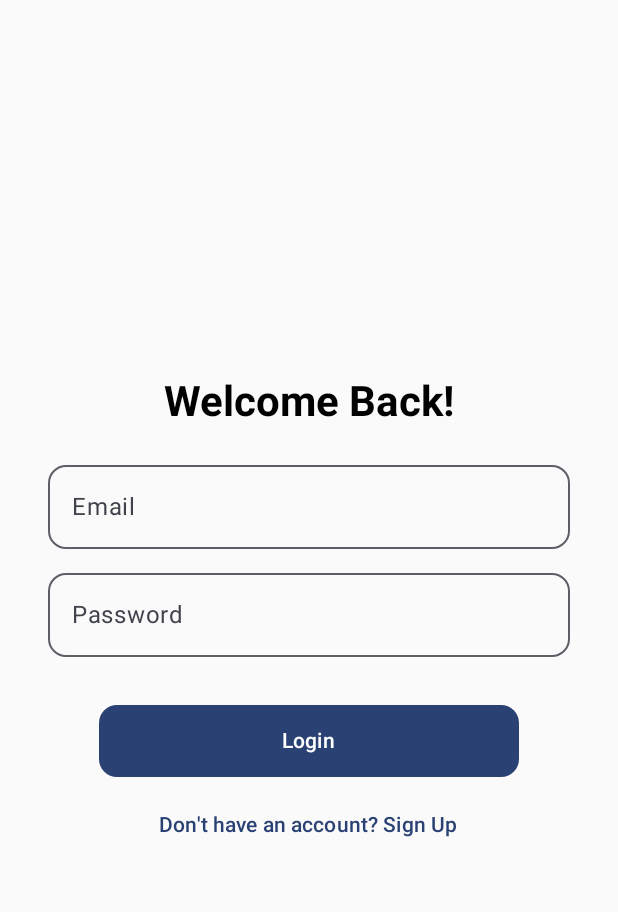
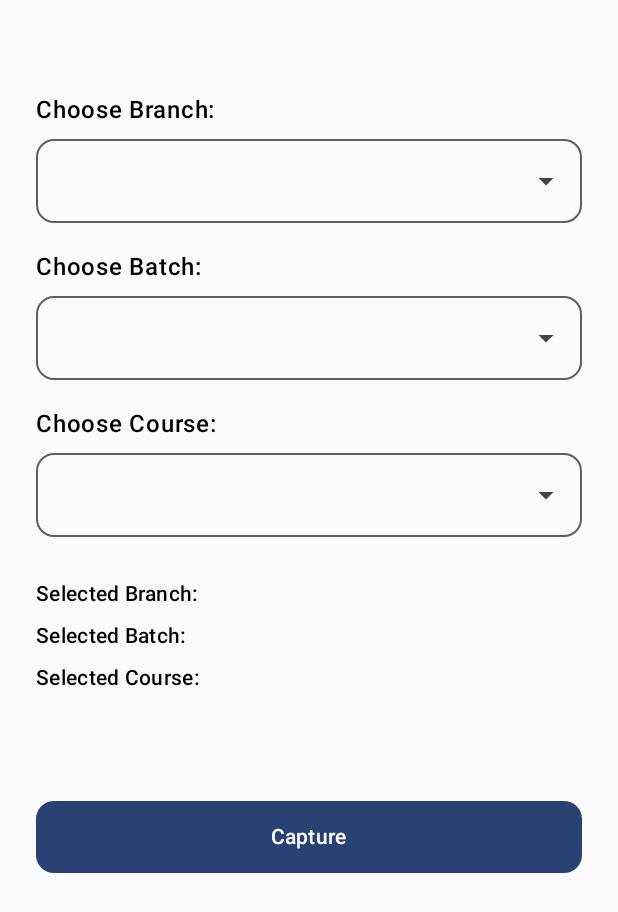
Before and after one commit to tripHarshit/AttendanceTracker, an Android app built with Jetpack Compose: the screen it shows after launch (MainActivity), on a phone screen of 412 x 824 dp. Shown: the top 912 px of the screen. Run offline under Robolectric (Android 15) with nearby library versions, the phone set to English and light mode, and no system bars.

Commit message:
Database for face recognisation added

```diff
--- a/app/src/main/AndroidManifest.xml
+++ b/app/src/main/AndroidManifest.xml
@@ -3,6 +3,8 @@
     xmlns:tools="http://schemas.android.com/tools">
 
     <application
+        android:appComponentFactory="androidx.core.app.CoreComponentFactory"
+        tools:replace="android:appComponentFactory"
         android:allowBackup="true"
         android:dataExtractionRules="@xml/data_extraction_rules"
         android:fullBackupContent="@xml/backup_rules"
@@ -19,7 +21,6 @@
             android:theme="@style/Theme.AttendanceTracker">
             <intent-filter>
                 <action android:name="android.intent.action.MAIN" />
-
                 <category android:name="android.intent.category.LAUNCHER" />
             </intent-filter>
         </activity>
--- a/app/src/main/java/com/example/attendancetracker/MainActivity.kt
+++ b/app/src/main/java/com/example/attendancetracker/MainActivity.kt
@@ -15,7 +15,7 @@ import androidx.compose.ui.tooling.preview.Preview
 import androidx.navigation.compose.rememberNavController
 import com.example.attendancetracker.ui.theme.AttendanceTrackerTheme
 import com.example.attendancetracker.ui.theme.navigation.AppNavigation
-import org.tensorflow.lite.Interpreter
+
 
 
 class MainActivity : ComponentActivity() {
--- /dev/null
+++ b/app/src/main/java/com/example/attendancetracker/data/DropDownOptions.kt
@@ -0,0 +1,33 @@
+package com.example.attendancetracker.data
+
+object DropDownOptions{
+    val branch = listOf(
+        "CSE-A",
+        "CSE-B",
+        "ECE",
+        "DSAI"
+    )
+
+    val batch = listOf(
+        "2025",
+        "2026",
+        "2027",
+        "2028"
+    )
+
+    val course = listOf(
+        "Probability",
+        "Data Structure and Algorithms",
+        "Software Engineering",
+        "Artificial Intelligence",
+        "Machine Learning",
+        "Computer Networks",
+        "Theory Of Computation",
+        "Digital Electronics",
+        "Database Management System",
+        "Operating System",
+        "Ethics",
+        "Programming in C",
+        "Professional Communication"
+    )
+}
--- a/app/src/main/java/com/example/attendancetracker/ui/theme/navigation/AppNavigation.kt
+++ b/app/src/main/java/com/example/attendancetracker/ui/theme/navigation/AppNavigation.kt
@@ -7,9 +7,12 @@ import androidx.compose.runtime.Composable
 import androidx.navigation.compose.NavHost
 import androidx.navigation.compose.composable
 import androidx.navigation.compose.rememberNavController
+import com.example.attendancetracker.data.DropDownOptions
 import com.example.attendancetracker.ui.theme.screens.FacultyScreens.FacultyHomeScreen
+import com.example.attendancetracker.ui.theme.screens.FacultyScreens.SelectionScreen
 import com.example.attendancetracker.ui.theme.screens.LoginScreen
 import com.example.attendancetracker.ui.theme.screens.SignUpScreen
+
 
 
 enum class CommonAppScreens(){
@@ -25,13 +28,14 @@ enum class StudentScreens( ){
 }
 enum class FacultyScreens(){
     HomeScreen,
+    SelectionScreen
 }
 
 @Composable
 fun AppNavigation() {
 
     val navController =  rememberNavController()
-    NavHost(navController = navController, startDestination =CommonAppScreens.BaseScreen.name ) {
+    NavHost(navController = navController, startDestination =FacultyScreens.SelectionScreen.name ) {
           composable(route =CommonAppScreens.BaseScreen.name){
               SplashScreen(navController = navController)
           }
@@ -49,7 +53,9 @@ fun AppNavigation() {
         }
         composable(route = CommonAppScreens.FaceDetectionScreen.name){
             FaceDetectionScreen(navController = navController)
-
+        }
+        composable(route = FacultyScreens.SelectionScreen.name){
+            SelectionScreen(navController,DropDownOptions.batch, DropDownOptions.branch, DropDownOptions.course)
         }
     }
 }
--- /dev/null
+++ b/app/src/main/java/com/example/attendancetracker/ui/theme/screens/FacultyScreens/ManageScreen.kt
@@ -0,0 +1 @@
+package com.example.attendancetracker.ui.theme.screens.FacultyScreens
--- /dev/null
+++ b/app/src/main/java/com/example/attendancetracker/ui/theme/screens/FacultyScreens/SelectionScreen.kt
@@ -0,0 +1,199 @@
+package com.example.attendancetracker.ui.theme.screens.FacultyScreens
+
+import android.view.RoundedCorner
+import androidx.compose.foundation.layout.*
+import androidx.compose.foundation.shape.RoundedCornerShape
+import androidx.compose.material3.*
+import androidx.compose.runtime.*
+import androidx.compose.ui.Alignment
+import androidx.compose.ui.Modifier
+import androidx.compose.ui.text.font.FontWeight
+import androidx.compose.ui.text.style.LineHeightStyle
+import androidx.compose.ui.tooling.preview.Preview
+import androidx.compose.ui.unit.dp
+import androidx.navigation.NavController
+import androidx.navigation.compose.rememberNavController
+import com.example.attendancetracker.data.DropDownOptions
+import com.example.attendancetracker.ui.theme.navigation.CommonAppScreens
+
+@OptIn(ExperimentalMaterial3Api::class)
+@Composable
+fun SelectionScreen(navController: NavController,
+    batchList: List<String>,
+    branchList: List<String>,
+    courseList: List<String>
+) {
+    var branchSelected by remember { mutableStateOf("") }
+    var batchSelected by remember { mutableStateOf("") }
+    var courseSelected by remember { mutableStateOf("") }
+
+    var branchExpanded by remember { mutableStateOf(false) }
+    var batchExpanded by remember { mutableStateOf(false) }
+    var courseExpanded by remember { mutableStateOf(false) }
+
+    Column(modifier = Modifier
+        .fillMaxSize()
+        .padding(top = 64.dp, start = 16.dp, end = 16.dp, bottom = 16.dp)) {
+        // Branch Dropdown
+        Text(text = "Choose Branch:", style = MaterialTheme.typography.bodyLarge,
+            modifier = Modifier.padding(start = 8.dp),
+            fontWeight = FontWeight.SemiBold)
+        Spacer(modifier = Modifier.height(10.dp))
+
+        ExposedDropdownMenuBox(
+            expanded = branchExpanded,
+            onExpandedChange = { branchExpanded = !branchExpanded },
+            modifier = Modifier.fillMaxWidth()
+        ) {
+            OutlinedTextField(
+                value = branchSelected,
+                onValueChange = {},
+                readOnly = true,
+                shape = RoundedCornerShape(12.dp),
+                modifier = Modifier
+                    .menuAnchor()
+                    .fillMaxWidth()
+                    .padding(start = 8.dp, end = 8.dp),
+                trailingIcon = {
+                    ExposedDropdownMenuDefaults.TrailingIcon(expanded = branchExpanded)
+                }
+            )
+
+            ExposedDropdownMenu(
+                expanded = branchExpanded,
+                onDismissRequest = { branchExpanded = false }
+            ) {
+                branchList.forEach { option ->
+                    DropdownMenuItem(
+                        text = { Text(option) },
+                        onClick = {
+                            branchSelected = option
+                            branchExpanded = false
+                        }
+                    )
+                }
+            }
+        }
+
+        Spacer(modifier = Modifier.height(20.dp))
+
+        // Batch Dropdown
+        Text(text = "Choose Batch:", style = MaterialTheme.typography.bodyLarge,
+            modifier = Modifier.padding(start = 8.dp),
+            fontWeight = FontWeight.SemiBold
+            )
+        Spacer(modifier = Modifier.height(10.dp))
+
+        ExposedDropdownMenuBox(
+            expanded = batchExpanded,
+            onExpandedChange = { batchExpanded = !batchExpanded },
+            modifier = Modifier.fillMaxWidth()
+        ) {
+            OutlinedTextField(
+                value = batchSelected,
+                onValueChange = {},
+                readOnly = true,
+                shape = RoundedCornerShape(12.dp),
+                modifier = Modifier
+                    .menuAnchor()
+                    .fillMaxWidth()
+                    .padding(start = 8.dp, end = 8.dp),
+                trailingIcon = {
+                    ExposedDropdownMenuDefaults.TrailingIcon(expanded = batchExpanded)
+                }
+            )
+
+            ExposedDropdownMenu(
+                expanded = batchExpanded,
+                onDismissRequest = { batchExpanded = false }
+            ) {
+                batchList.forEach { option ->
+                    DropdownMenuItem(
+                        text = { Text(option) },
+                        onClick = {
+                            batchSelected = option
+                            batchExpanded = false
+                        }
+                    )
+                }
+            }
+        }
+
+        Spacer(modifier = Modifier.height(20.dp))
+
+        // Course Dropdown
+        Text(text = "Choose Course:", style = MaterialTheme.typography.bodyLarge,
+            modifier = Modifier.padding(start = 8.dp),
+            fontWeight = FontWeight.SemiBold)
+        Spacer(modifier = Modifier.height(10.dp))
+
+        ExposedDropdownMenuBox(
+            expanded = courseExpanded,
+            onExpandedChange = { courseExpanded = !courseExpanded },
+            modifier = Modifier.fillMaxWidth()
+        ) {
+            OutlinedTextField(
+                value = courseSelected,
+                onValueChange = {},
+                readOnly = true,
+                shape = RoundedCornerShape(12.dp),
+                modifier = Modifier
+                    .menuAnchor()
+                    .fillMaxWidth()
+                    .padding(start = 8.dp, end = 8.dp, bottom = 8.dp),
+                trailingIcon = {
+                    ExposedDropdownMenuDefaults.TrailingIcon(expanded = courseExpanded)
+                }
+            )
+
+            ExposedDropdownMenu(
+                expanded = courseExpanded,
+                onDismissRequest = { courseExpanded = false }
+            ) {
+                courseList.forEach { option ->
+                    DropdownMenuItem(
+                        text = { Text(option) },
+                        onClick = {
+                            courseSelected = option
+                            courseExpanded = false
+                        }
+                    )
+                }
+            }
+        }
+
+        Spacer(modifier = Modifier.height(20.dp))
+
+        // Display Selected Items
+        Text(text = "Selected Branch: $branchSelected", style = MaterialTheme.typography.bodyMedium,
+            modifier = Modifier.padding(start = 8.dp, bottom = 8.dp),
+            fontWeight = FontWeight.SemiBold)
+        Text(text = "Selected Batch: $batchSelected", style = MaterialTheme.typography.bodyMedium,
+
+            modifier = Modifier.padding(start = 8.dp, bottom = 8.dp),
+            fontWeight = FontWeight.SemiBold)
+        Text(text = "Selected Course: $courseSelected", style = MaterialTheme.typography.bodyMedium,
+
+            modifier = Modifier.padding(start = 8.dp, bottom = 8.dp),
+            fontWeight = FontWeight.SemiBold)
+
+        //  BOTTOM BUTTON
+        Spacer(modifier =Modifier.height(64.dp))
+        Row(horizontalArrangement = Arrangement.Center,
+            modifier = Modifier.fillMaxWidth()) {
+
+            Button(onClick ={navController.navigate(route = CommonAppScreens.FaceDetectionScreen.name)},
+                shape = RoundedCornerShape(12.dp),
+                modifier = Modifier.fillMaxWidth().padding(start = 8.dp, end = 8.dp)) {
+                Text(text = "Capture",
+                    modifier = Modifier.padding(top = 6.dp, bottom = 6.dp))
+            }
+        }
+    }
+}
+
+@Preview(showBackground = true)
+@Composable
+fun PreviewDropdownMenuScreen() {
+    SelectionScreen(rememberNavController(),DropDownOptions.batch, DropDownOptions.branch, DropDownOptions.course,)
+}
--- a/gradle.properties
+++ b/gradle.properties
@@ -21,3 +21,4 @@ kotlin.code.style=official
 # resources declared in the library itself and none from the library's dependencies,
 # thereby reducing the size of the R class for that library
 android.nonTransitiveRClass=true
+kotlin.kapt.incremental.apt=true
--- a/gradle/libs.versions.toml
+++ b/gradle/libs.versions.toml
@@ -1,5 +1,6 @@
 [versions]
 agp = "8.5.1"
+coreKtxVersion = "1.9.0"
 kotlin = "1.9.0"
 coreKtx = "1.15.0"
 junit = "4.13.2"
@@ -12,9 +13,12 @@ navigationRuntimeKtx = "2.8.6"
 navigationCompose = "2.8.6"
 playServicesMlkitFaceDetection = "17.1.0"
 visionCommon = "17.3.0"
+supportV13 = "28.0.0"
+firebaseCrashlyticsBuildtools = "3.0.3"
 
 [libraries]
 androidx-core-ktx = { group = "androidx.core", name = "core-ktx", version.ref = "coreKtx" }
+androidx-core-ktx-v190 = { module = "androidx.core:core-ktx", version.ref = "coreKtxVersion" }
 junit = { group = "junit", name = "junit", version.ref = "junit" }
 androidx-junit = { group = "androidx.test.ext", name = "junit", version.ref = "junitVersion" }
 androidx-espresso-core = { group = "androidx.test.espresso", name = "espresso-core", version.ref = "espressoCore" }
@@ -32,6 +36,8 @@ androidx-navigation-runtime-ktx = { group = "androidx.navigation", name = "navig
 androidx-navigation-compose = { group = "androidx.navigation", name = "navigation-compose", version.ref = "navigationCompose" }
 play-services-mlkit-face-detection = { group = "com.google.android.gms", name = "play-services-mlkit-face-detection", version.ref = "playServicesMlkitFaceDetection" }
 vision-common = { group = "com.google.mlkit", name = "vision-common", version.ref = "visionCommon" }
+support-v13 = { group = "com.android.support", name = "support-v13", version.ref = "supportV13" }
+firebase-crashlytics-buildtools = { group = "com.google.firebase", name = "firebase-crashlytics-buildtools", version.ref = "firebaseCrashlyticsBuildtools" }
 
 [plugins]
 android-application = { id = "com.android.application", version.ref = "agp" }
```
Also changed, not shown: app/build.gradle.kts (+17 -17 lines), app/src/main/java/com/example/attendancetracker/data/faceDetection/Face Entity.kt (added, +11 -0 lines), app/src/main/java/com/example/attendancetracker/data/faceDetection/FaceDao.kt (added, +18 -0 lines), app/src/main/java/com/example/attendancetracker/data/faceDetection/FaceDatabase.kt (added, +28 -0 lines), app/src/main/java/com/example/attendancetracker/repository/FaceRepository.kt (added, +43 -0 lines), app/src/main/java/com/example/attendancetracker/ui/theme/screens/FacultyScreens/FacultyHomeScreen.kt (+2 -5 lines), app/src/main/java/com/example/attendancetracker/ui/theme/screens/StudentScreens/StudentHomeScreen.kt (+0 -9 lines), build.gradle.kts (+12 -0 lines), settings.gradle.kts (+2 -7 lines).
